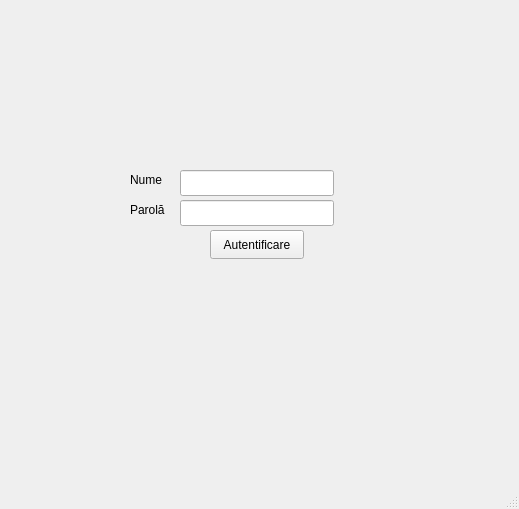
First picture: the form in Client/mainwindow.ui, repository istefan5/POO-Proiect, before the edit.
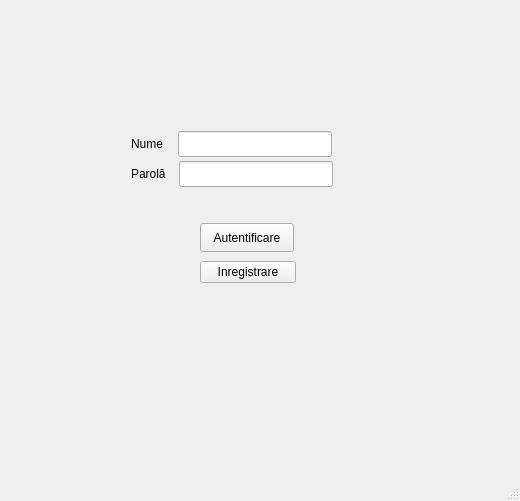
Second picture: the form after the edit.

Diff of the .ui file:
```diff
--- a/Client/mainwindow.ui
+++ b/Client/mainwindow.ui
@@ -6,102 +6,124 @@
    <rect>
     <x>0</x>
     <y>0</y>
-    <width>519</width>
-    <height>509</height>
+    <width>520</width>
+    <height>501</height>
    </rect>
   </property>
+  <property name="minimumSize">
+   <size>
+    <width>0</width>
+    <height>0</height>
+   </size>
+  </property>
   <property name="windowTitle">
    <string>MainWindow</string>
   </property>
   <widget class="QWidget" name="centralwidget">
-   <widget class="QLabel" name="label">
+   <widget class="QWidget" name="">
     <property name="geometry">
      <rect>
-      <x>130</x>
-      <y>170</y>
-      <width>40</width>
-      <height>20</height>
+      <x>200</x>
+      <y>220</y>
+      <width>96</width>
+      <height>67</height>
      </rect>
     </property>
-    <property name="maximumSize">
-     <size>
-      <width>40</width>
-      <height>20</height>
-     </size>
-    </property>
-    <property name="text">
-     <string>Nume</string>
-    </property>
+    <layout class="QVBoxLayout" name="verticalLayout">
+     <item>
+      <widget class="QPushButton" name="pushButton_Login">
+       <property name="maximumSize">
+        <size>
+         <width>94</width>
+         <height>29</height>
+        </size>
+       </property>
+       <property name="text">
+        <string>Autentificare</string>
+       </property>
+      </widget>
+     </item>
+     <item>
+      <widget class="QPushButton" name="pushButton_Register">
+       <property name="text">
+        <string>Inregistrare</string>
+       </property>
+      </widget>
+     </item>
+    </layout>
    </widget>
-   <widget class="QLabel" name="label_2">
+   <widget class="QWidget" name="">
     <property name="geometry">
      <rect>
       <x>130</x>
-      <y>200</y>
-      <width>41</width>
-      <height>20</height>
+      <y>130</y>
+      <width>203</width>
+      <height>28</height>
      </rect>
     </property>
-    <property name="maximumSize">
-     <size>
-      <width>41</width>
-      <height>20</height>
-     </size>
-    </property>
-    <property name="text">
-     <string>Parolă</string>
-    </property>
+    <layout class="QHBoxLayout" name="horizontalLayout">
+     <item>
+      <widget class="QLabel" name="label">
+       <property name="maximumSize">
+        <size>
+         <width>40</width>
+         <height>20</height>
+        </size>
+       </property>
+       <property name="text">
+        <string>Nume</string>
+       </property>
+      </widget>
+     </item>
+     <item>
+      <widget class="QLineEdit" name="lineEdit_username">
+       <property name="maximumSize">
+        <size>
+         <width>154</width>
+         <height>26</height>
+        </size>
+       </property>
+      </widget>
+     </item>
+    </layout>
    </widget>
-   <widget class="QPushButton" name="pushButton_Login">
+   <widget class="QWidget" name="">
     <property name="geometry">
      <rect>
-      <x>210</x>
-      <y>230</y>
-      <width>94</width>
-      <height>29</height>
+      <x>130</x>
+      <y>160</y>
+      <width>204</width>
+      <height>28</height>
      </rect>
     </property>
-    <property name="maximumSize">
-     <size>
-      <width>94</width>
-      <height>29</height>
-     </size>
-    </property>
-    <property name="text">
-     <string>Autentificare</string>
-    </property>
-   </widget>
-   <widget class="QLineEdit" name="lineEdit_password">
-    <property name="geometry">
-     <rect>
-      <x>180</x>
-      <y>200</y>
-      <width>154</width>
-      <height>26</height>
-     </rect>
-    </property>
-    <property name="maximumSize">
-     <size>
-      <width>154</width>
-      <height>26</height>
-     </size>
-    </property>
-   </widget>
-   <widget class="QLineEdit" name="lineEdit_username">
-    <property name="geometry">
-     <rect>
-      <x>180</x>
-      <y>170</y>
-      <width>154</width>
-      <height>26</height>
-     </rect>
-    </property>
-    <property name="maximumSize">
-     <size>
-      <width>154</width>
-      <height>26</height>
-     </size>
-    </property>
+    <layout class="QHBoxLayout" name="horizontalLayout_2">
+     <item>
+      <widget class="QLabel" name="label_2">
+       <property name="maximumSize">
+        <size>
+         <width>41</width>
+         <height>20</height>
+        </size>
+       </property>
+       <property name="text">
+        <string>Parolă</string>
+       </property>
+      </widget>
+     </item>
+     <item>
+      <widget class="QLineEdit" name="lineEdit_password">
+       <property name="maximumSize">
+        <size>
+         <width>154</width>
+         <height>26</height>
+        </size>
+       </property>
+       <property name="echoMode">
+        <enum>QLineEdit::Password</enum>
+       </property>
+      </widget>
+     </item>
+    </layout>
    </widget>
   </widget>
   <widget class="QMenuBar" name="menubar">
```
Left out of the diff: 2 changed lines with no effect on the pictures.
